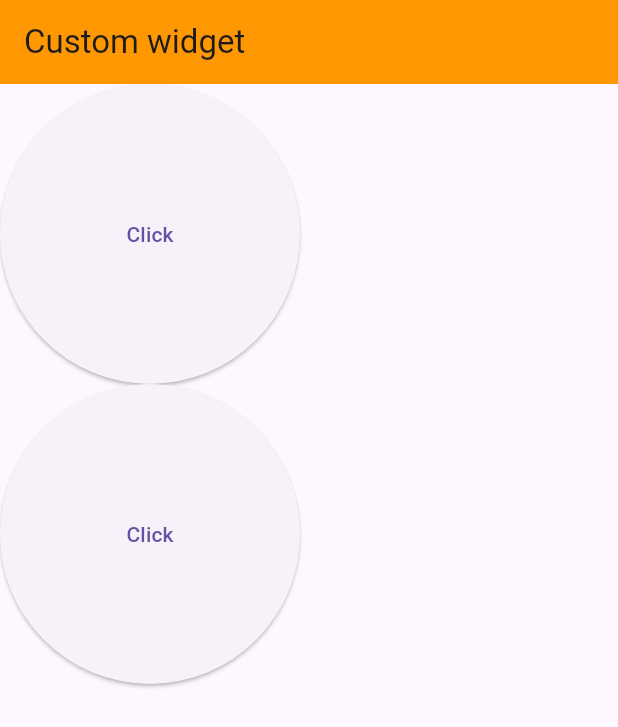
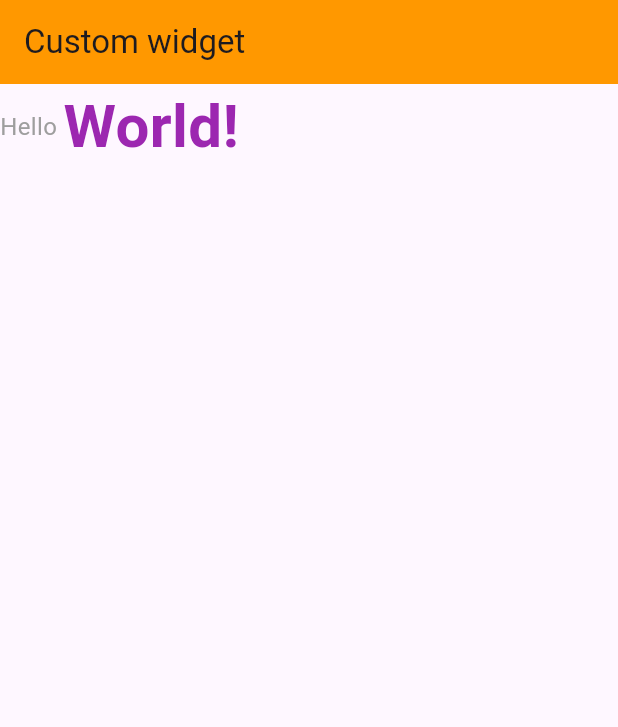
Before and after one commit to UdhavNegi/Flutter-Tutorials, a Flutter app: the screen it shows after launch, on a phone screen of 412 x 824 dp. Shown: the top 727 px of the screen. Run offline on Flutter 3.47's test engine with Material 3 defaults, Android fonts, the phone set to English and light mode, and no system bars; Roboto replaces fonts that are missing (addressCity).

Commit message:
Text styling without rich text widget

```diff
--- a/lib/main.dart
+++ b/lib/main.dart
@@ -58,27 +58,16 @@ class _MyHomePageState extends State<MyHomePage> {
           backgroundColor: Colors.orange,
           title: Text('Custom widget'),
         ),
-        body: Wrap(
+        body: Row(
           children: [
-
-
-
-            SizedBox.square(
-            dimension: 200,
-            child : ElevatedButton(onPressed: (){}, child : Text('Click'))
-          ),
-
-            SizedBox(
-              width : 20,
-            ),
-
-            SizedBox.square(
-            dimension: 200,
-            child : ElevatedButton(onPressed: (){}, child : Text('Click'))
-          ),
-
-          ]
-        )
+            Text('Hello ', style : TextStyle(fontSize: 16, color : Colors.grey)),
+            Text('World!', style : TextStyle(
+              fontSize: 40, color: Colors.purple,
+              fontFamily: AutofillHints.addressCity,
+              fontWeight: FontWeight.bold
+              )),
+          ],
+          )
     );
   }
 }
```
